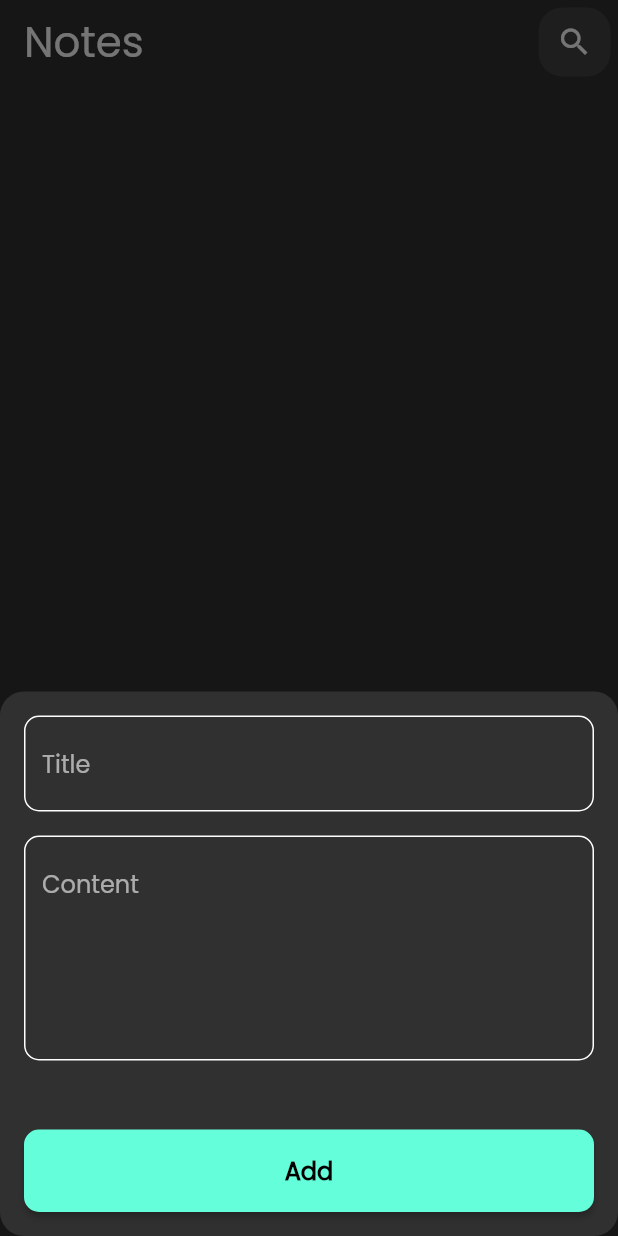
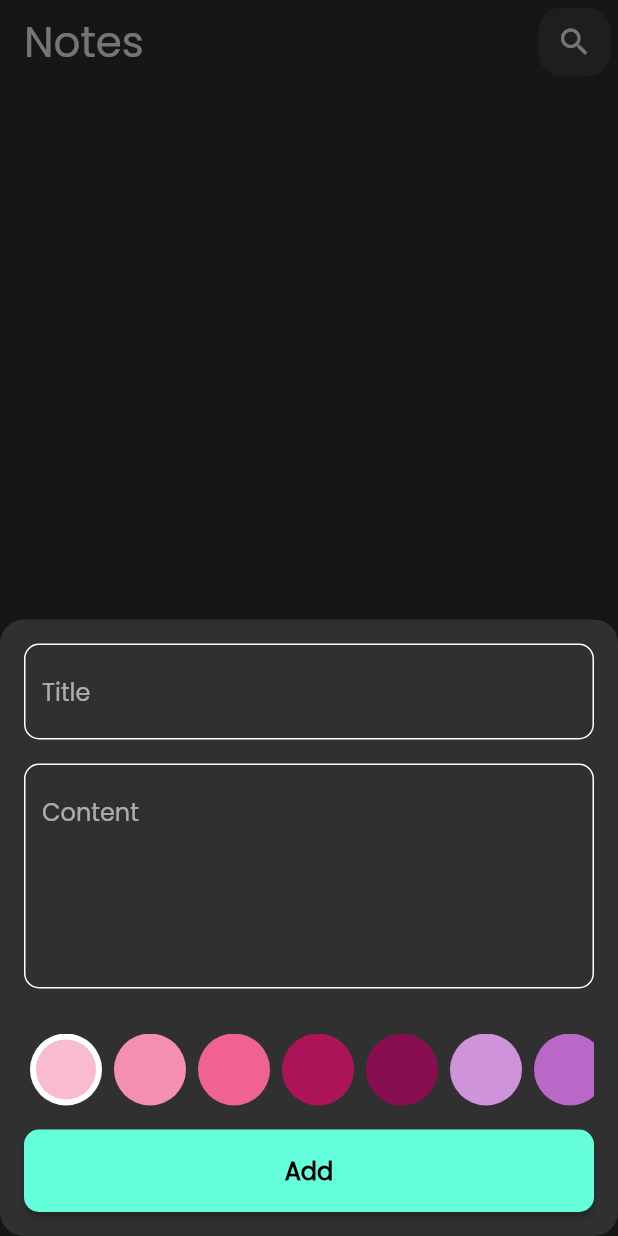
Before and after one commit to SamarAbdulaziz/Note_app_hive, a Flutter app: the screen it shows after launch, after a tap on the "add" icon, on a phone screen of 412 x 824 dp. Run offline on Flutter 3.47's test engine with Material 2 defaults, Android fonts, the phone set to English and light mode, and no system bars; our stand-ins replace bloc, flutter_bloc, font_awesome_flutter, hive, hive_flutter; accounts and stored records are empty.

Commit message:
app done

```diff
--- a/lib/constant.dart
+++ b/lib/constant.dart
@@ -2,3 +2,16 @@ import 'package:flutter/material.dart';
 
 const Color kPrimaryColor = Colors.tealAccent;
 const String kNotesBox='notes_box';
+List<Color?> kColors = [
+  Colors.pink[100],
+  Colors.pink[200],
+  Colors.pink[300],
+  Colors.pink[800],
+  Colors.pink[900],
+  Colors.purple[200],
+  Colors.purple[300],
+  Colors.purple[400],
+  Colors.purple[600],
+  Colors.purple[800],
+  Colors.deepPurple[600],
+];
--- a/lib/cubits/add_note_cubit/add_note_cubit.dart
+++ b/lib/cubits/add_note_cubit/add_note_cubit.dart
@@ -13,6 +13,7 @@ class AddNoteCubit extends Cubit<AddNoteState> {
   TextEditingController titleController = TextEditingController();
 
   TextEditingController subTitleController = TextEditingController();
+  Color? color = Colors.pink[100];
 
   addNote(NotesModel note) {
     try {
--- a/lib/views/widgets/add_note_form.dart
+++ b/lib/views/widgets/add_note_form.dart
@@ -1,4 +1,5 @@
 import 'package:flutter/material.dart';
+import 'package:flutter/rendering.dart';
 import 'package:flutter_bloc/flutter_bloc.dart';
 import 'package:intl/intl.dart';
 import 'package:notes_app_tharwat_samy/cubits/add_note_cubit/add_note_cubit.dart';
@@ -6,6 +7,8 @@ import 'package:notes_app_tharwat_samy/cubits/notes_cubit/notes_cubit.dart';
 import 'package:notes_app_tharwat_samy/models/note_model.dart';
 import 'package:notes_app_tharwat_samy/views/widgets/customButton.dart';
 import 'package:notes_app_tharwat_samy/views/widgets/custom_text_field.dart';
+
+import 'colors_list_view.dart';
 
 class AddNoteForm extends StatefulWidget {
   const AddNoteForm({
@@ -19,21 +22,14 @@ class AddNoteForm extends StatefulWidget {
 class _AddNoteFormState extends State<AddNoteForm> {
   final GlobalKey<FormState> formKey = GlobalKey();
   AutovalidateMode autoValidateMode = AutovalidateMode.disabled;
-  // final TextEditingController titleController = TextEditingController();
-  // final TextEditingController subTitleController = TextEditingController();
 
   @override
   Widget build(BuildContext context) {
-    return BlocConsumer<AddNoteCubit, AddNoteState>(
-      listener: (context, state) {
-        // TODO: implement listener
-      },
-      builder: (context, state) {
     TextEditingController? titleController =
         BlocProvider.of<AddNoteCubit>(context).titleController;
-
     TextEditingController subTitleController =
         BlocProvider.of<AddNoteCubit>(context).subTitleController;
+    bool isLoading = false;
     return Form(
       key: formKey,
       autovalidateMode: autoValidateMode,
@@ -42,10 +38,7 @@ class _AddNoteFormState extends State<AddNoteForm> {
           top: 16.0,
           left: 16.0,
           right: 16.0,
-              bottom: MediaQuery
-                  .of(context)
-                  .viewInsets
-                  .bottom,
+          bottom: MediaQuery.of(context).viewInsets.bottom,
         ),
         child: Column(
           children: [
@@ -64,33 +57,44 @@ class _AddNoteFormState extends State<AddNoteForm> {
             const SizedBox(
               height: 30.0,
             ),
-                CustomButton(
-                  isLoading: state is AddNoteLoading ? true : false,
+            const ColorsListView(),
+            BlocConsumer<AddNoteCubit, AddNoteState>(
+              listener: (context, state) {
+                state is AddNoteLoading ? isLoading = true : isLoading = false;
+              },
+              builder: (context, state) {
+                return CustomButton(
+                  isLoading: isLoading,
+                  //state is AddNoteLoading ? true : false,
                   title: 'Add',
                   onTap: () {
                     //todo
+                    addNoteOnTap(context, titleController, subTitleController);
+                  },
+                );
+              },
+            ),
+          ],
+        ),
+      ),
+    );
+  }
+
+  void addNoteOnTap(BuildContext context, TextEditingController titleController,
+      TextEditingController subTitleController) {
     if (formKey.currentState!.validate()) {
       // formKey.currentState!.save(); //???
-                      var formattedDate = DateFormat.yMMMMd().add_jm().format(
-                          DateTime.now());
+      var formattedDate = DateFormat.yMMMMd().add_jm().format(DateTime.now());
       BlocProvider.of<AddNoteCubit>(context).addNote(NotesModel(
         title: titleController.text,
         subtitle: subTitleController.text,
-                        date: formattedDate, //todo
-                        color: Colors.teal.value, //todo
+        date: formattedDate,
+        color: BlocProvider.of<AddNoteCubit>(context).color!.value, //todo
       ));
       BlocProvider.of<NotesCubit>(context).fetchAllNotes();
     } else {
       autoValidateMode = AutovalidateMode.always;
       setState(() {});
     }
-                  },
-                ),
-              ],
-            ),
-          ),
-        );
-      },
-    );
   }
 }
--- /dev/null
+++ b/lib/views/widgets/color_item.dart
@@ -0,0 +1,25 @@
+import 'package:flutter/material.dart';
+
+class ColorItem extends StatelessWidget {
+  const ColorItem({super.key, required this.isSelected, required this.color});
+
+  final bool isSelected;
+  final Color? color;
+
+  @override
+  Widget build(BuildContext context) {
+    return isSelected
+        ? CircleAvatar(
+            radius: 24,
+            backgroundColor: Colors.white,
+            child: CircleAvatar(
+              radius: 20,
+              backgroundColor: color,
+            ),
+          )
+        : CircleAvatar(
+            radius: 24,
+            backgroundColor: color,
+          );
+  }
+}
--- /dev/null
+++ b/lib/views/widgets/colors_list_view.dart
@@ -0,0 +1,41 @@
+import 'package:flutter/material.dart';
+import 'package:flutter_bloc/flutter_bloc.dart';
+import 'package:notes_app_tharwat_samy/cubits/add_note_cubit/add_note_cubit.dart';
+import 'package:notes_app_tharwat_samy/views/widgets/color_item.dart';
+
+import '../../constant.dart';
+
+class ColorsListView extends StatefulWidget {
+  const ColorsListView({super.key});
+
+  @override
+  State<ColorsListView> createState() => _ColorsListViewState();
+}
+
+class _ColorsListViewState extends State<ColorsListView> {
+  int currentIndex = 0;
+
+  @override
+  Widget build(BuildContext context) {
+    return SizedBox(
+      height: 24 * 2,
+      child: ListView.builder(
+          scrollDirection: Axis.horizontal,
+          itemCount: kColors.length,
+          itemBuilder: (context, index) => Padding(
+                padding: const EdgeInsets.symmetric(horizontal: 4.0),
+                child: GestureDetector(
+                    onTap: () {
+                      currentIndex = index;
+                      setState(() {});
+                      BlocProvider.of<AddNoteCubit>(context).color =
+                          kColors[index];
+                    },
+                    child: ColorItem(
+                      isSelected: currentIndex == index,
+                      color: kColors[index],
+                    )),
+              )),
+    );
+  }
+}
--- a/lib/views/widgets/edit_note_view_body.dart
+++ b/lib/views/widgets/edit_note_view_body.dart
@@ -3,6 +3,7 @@ import 'package:flutter_bloc/flutter_bloc.dart';
 import 'package:notes_app_tharwat_samy/cubits/add_note_cubit/add_note_cubit.dart';
 import 'package:notes_app_tharwat_samy/models/note_model.dart';
 import 'package:notes_app_tharwat_samy/views/widgets/custom_text_field.dart';
+import 'package:notes_app_tharwat_samy/views/widgets/edit_note_colors_list.dart';
 
 class EditNoteViewBody extends StatefulWidget {
   const EditNoteViewBody({
@@ -43,6 +44,8 @@ class _EditNoteViewBodyState extends State<EditNoteViewBody> {
             maxLines: 5,
             controller: subTitleController,
           ),
+          const SizedBox(height: 20),
+          EditNoteColorsList(note: widget.note),
         ],
       ),
     );
```
Also changed, not shown: lib/views/widgets/edit_note_colors_list.dart (added, +46 -0 lines). Lines whose indentation alone changed are shown as unchanged.
